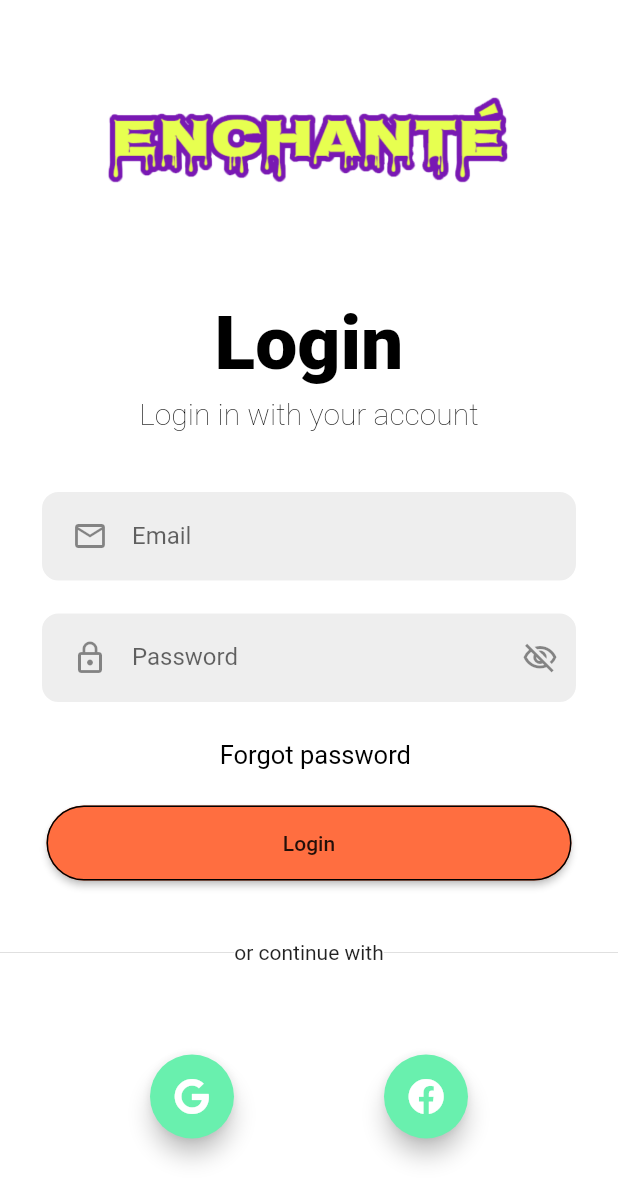
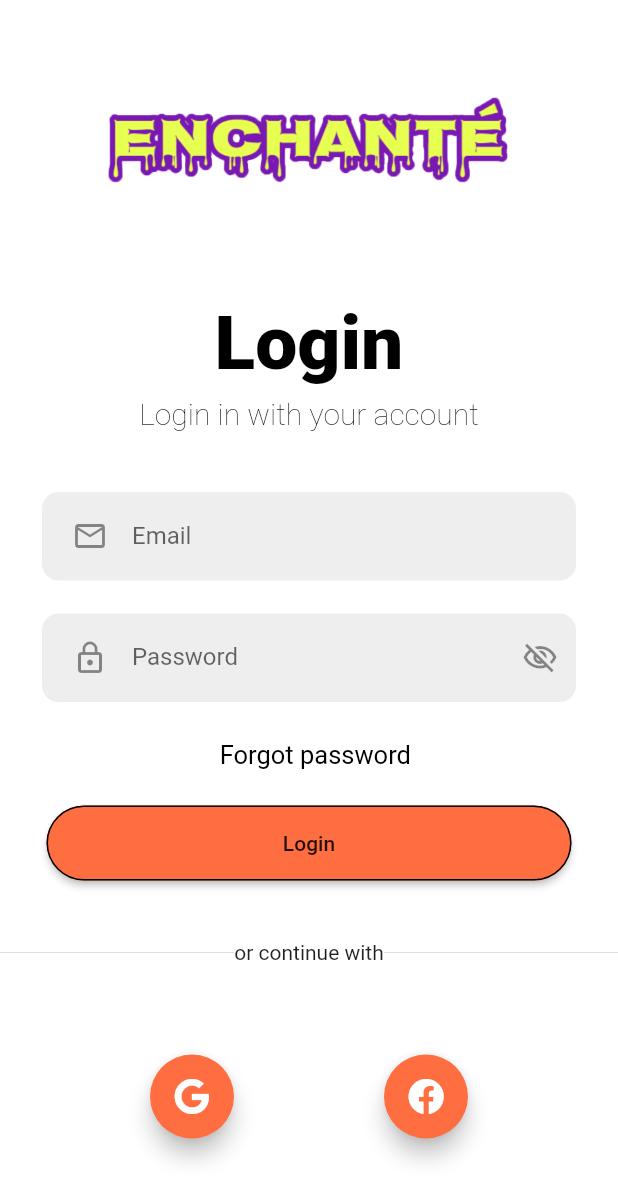
Before and after one commit to ayan-gorain/Enchantee, a Flutter app: the Loginpage screen opened by its route, on a phone screen of 412 x 824 dp. Shown: the top 1201 px of the screen. Run offline on Flutter 3.47's test engine with Material 2 defaults, Android fonts, the phone set to English and light mode, and no system bars; our stand-ins replace flutter_screenutil, font_awesome_flutter.

Commit message:
many things updated and pages added

```diff
--- a/lib/pages/login_page.dart
+++ b/lib/pages/login_page.dart
@@ -137,18 +137,24 @@ class Loginpage extends StatelessWidget {
                   children: [
                     FloatingActionButton(
                       child: IconButton(
+
                   icon: const FaIcon(FontAwesomeIcons.google),
-                  onPressed: () {}),
-                      backgroundColor: Colors.greenAccent,
+                  onPressed: () {}
+                      ),
+
+                      backgroundColor: Colors.deepOrangeAccent,
                       foregroundColor: Colors.white,
+
                       onPressed: () {
                         //Navigator.pushNamed(context, Myroutes.open1Route);
                       },
-                    ),FloatingActionButton(
+
+                    ),
+                    FloatingActionButton(
                       child: IconButton(
                   icon: const FaIcon(FontAwesomeIcons.facebook),
                   onPressed: () {}),
-                      backgroundColor: Colors.greenAccent,
+                      backgroundColor: Colors.deepOrangeAccent,
                       foregroundColor: Colors.white,
                       onPressed: () {
                         //Navigator.pushNamed(context, Myroutes.open1Route);
--- a/lib/pages/signup_page.dart
+++ b/lib/pages/signup_page.dart
@@ -5,7 +5,10 @@ class Signuppage extends StatelessWidget {
   @override
   Widget build(BuildContext context) {
     return Scaffold(
-      backgroundColor: Color.fromARGB(255, 60, 238, 193),
+      backgroundColor: Colors.white,
+      body:SingleChildScrollView(
+
+      ),
 
     );
   }
```
